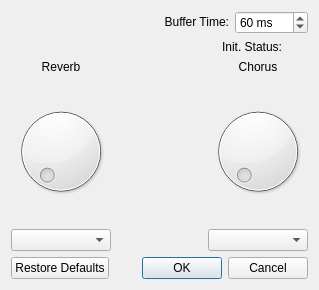
pedrolcl/drumstick, file library/widgets/sonivoxsettingsdialog.ui: the form before one commit.
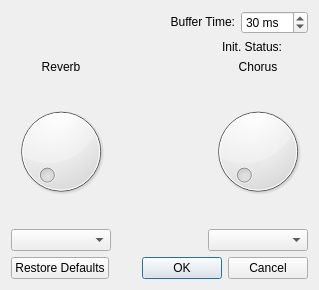
The form after the commit. Icons and pictures are not drawn.

Commit message: Widgets: using buffer time in FluidSynth configuration dialog when  the driver is pulseaudio. Default is 30 ms on both FluidSynth and Sonivox EAS.

The edit to the form file:
```diff
--- a/library/widgets/sonivoxsettingsdialog.ui
+++ b/library/widgets/sonivoxsettingsdialog.ui
@@ -81,13 +81,13 @@
           <string> ms</string>
          </property>
          <property name="minimum">
-          <number>1</number>
+          <number>10</number>
          </property>
          <property name="maximum">
-          <number>9999</number>
+          <number>200</number>
          </property>
          <property name="value">
-          <number>60</number>
+          <number>30</number>
          </property>
         </widget>
        </item>
```
The commit also changes 7 other files.
